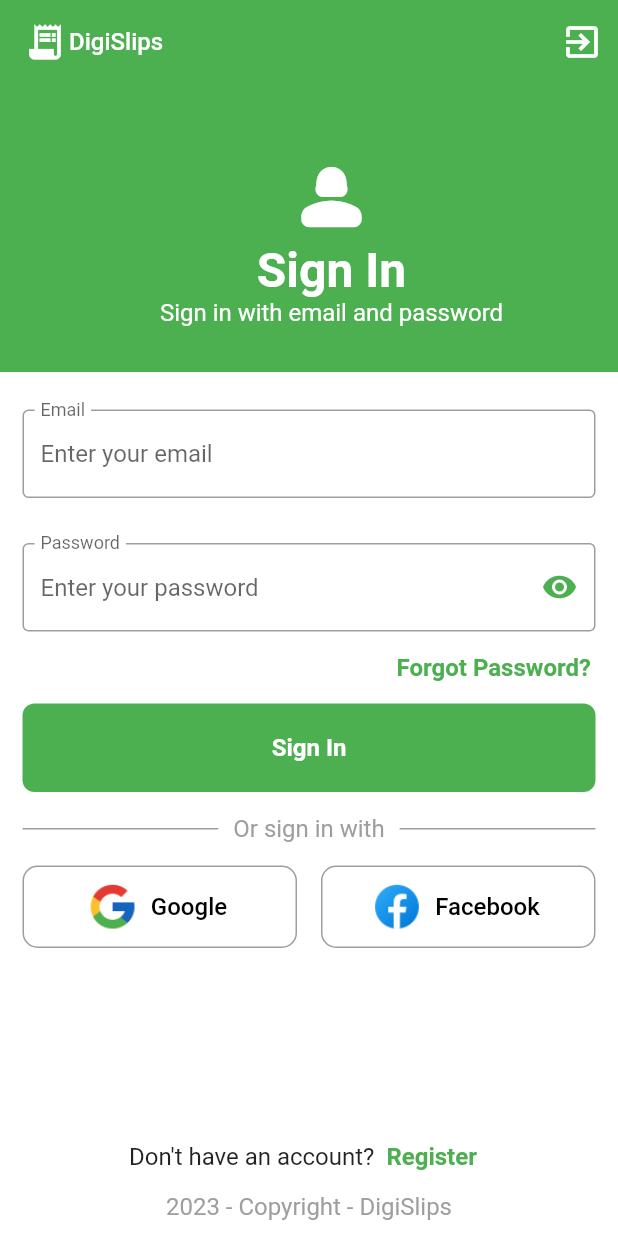
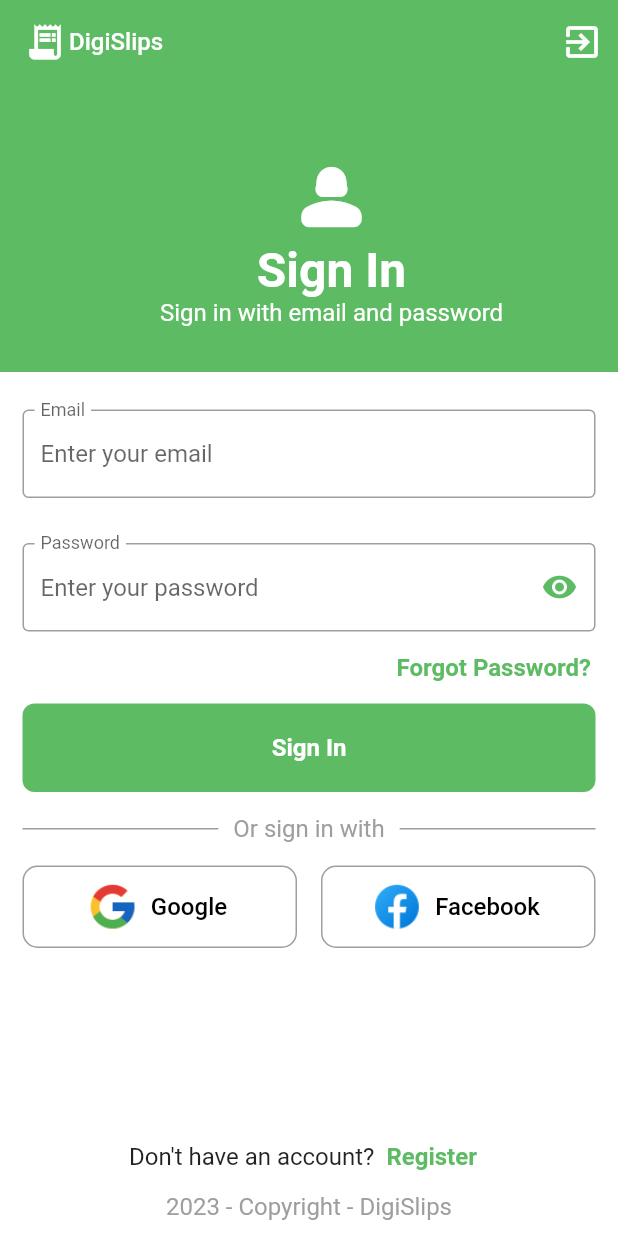
Before and after one commit to SthembisoVinjwa/Digislip, a Flutter app: the screen it shows after launch, on a phone screen of 412 x 824 dp. Run offline on Flutter 3.47's test engine with Material 2 defaults, Android fonts, the phone set to English and light mode, and no system bars; our stand-ins replace firebase_auth, firebase_core, google_sign_in, image_picker; accounts and stored records are empty.

Commit message:
Fix button overlay color

```diff
--- a/lib/main.dart
+++ b/lib/main.dart
@@ -22,13 +22,11 @@ class MyApp extends StatelessWidget {
       initialData: null,
       child: MaterialApp(
         debugShowCheckedModeBanner: false,
-        title: 'DigiSlips',
         theme: ThemeData(
           unselectedWidgetColor: Colors.white,
           brightness: Brightness.light,
           primaryColor: const Color(0xFF234F1E),
-          canvasColor: Colors.green,
-          cardColor: Colors.white,
+          canvasColor: const Color(0xFF5DBB63),
           colorScheme: ColorScheme.fromSwatch(primarySwatch: Colors.green)
               .copyWith(secondary: const Color(0xFF5DBB63)),
         ),
--- a/lib/screens/authenticate/login.dart
+++ b/lib/screens/authenticate/login.dart
@@ -325,7 +325,7 @@ class _LoginState extends State<Login> with WidgetsBindingObserver {
                                       style: ButtonStyle(
                                         overlayColor:
                                             MaterialStateProperty.all<Color>(
-                                                Colors.deepPurple.shade50),
+                                                Theme.of(context).canvasColor.withOpacity(0.1)),
                                         backgroundColor:
                                             MaterialStateProperty.all<Color>(
                                                 Colors.white),
@@ -372,7 +372,7 @@ class _LoginState extends State<Login> with WidgetsBindingObserver {
                                       style: ButtonStyle(
                                         overlayColor:
                                             MaterialStateProperty.all<Color>(
-                                                Colors.deepPurple.shade50),
+                                                Theme.of(context).canvasColor.withOpacity(0.1)),
                                         backgroundColor:
                                             MaterialStateProperty.all<Color>(
                                                 Colors.white),
@@ -416,7 +416,7 @@ class _LoginState extends State<Login> with WidgetsBindingObserver {
                                       style: ButtonStyle(
                                         overlayColor:
                                             MaterialStateProperty.all<Color>(
-                                                Colors.deepPurple.shade50),
+                                                Theme.of(context).canvasColor.withOpacity(0.1)),
                                         backgroundColor:
                                             MaterialStateProperty.all<Color>(
                                                 Colors.white),
```
